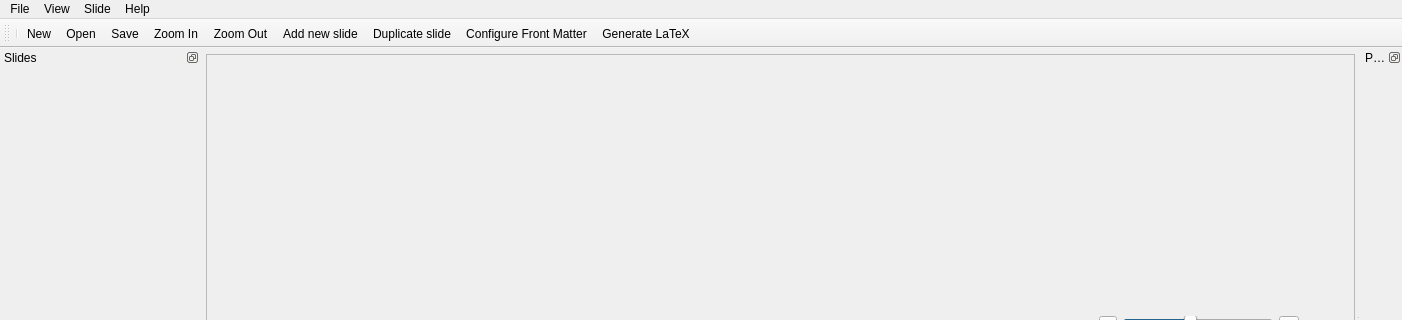
acroper/BeamerQt, file gui/MainWindow.ui: the form before one commit; both pictures show x 0 to 1402 and y 0 to 320 of the 1402 by 621 pixel window.
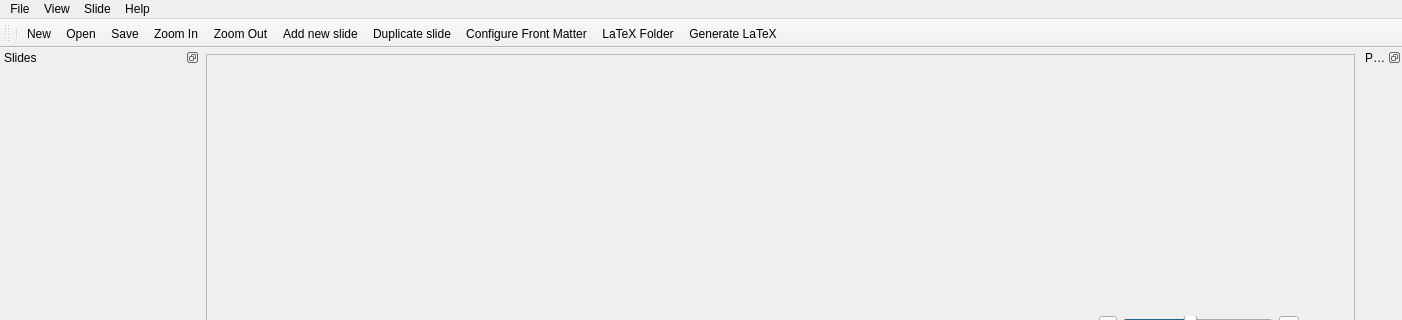
The form after the commit. Icons and pictures are not drawn.

Commit message: Show LaTeX folder button added

```diff
--- a/gui/MainWindow.ui
+++ b/gui/MainWindow.ui
@@ -323,6 +323,7 @@
    <addaction name="actionAdd_new_slide"/>
    <addaction name="actionDuplicate_slide"/>
    <addaction name="actionFrontMatter"/>
+   <addaction name="actionLaTeX_Folder"/>
    <addaction name="actionGenerateLaTeX"/>
   </widget>
   <action name="actionNew_File">
@@ -400,6 +401,11 @@
     <string>Duplicate slide</string>
    </property>
   </action>
+  <action name="actionLaTeX_Folder">
+   <property name="text">
+    <string>LaTeX Folder</string>
+   </property>
+  </action>
  </widget>
  <resources/>
  <connections/>
```
Left out of the diff: 2 changed lines with no effect on the pictures. The commit also changes 2 other files.
